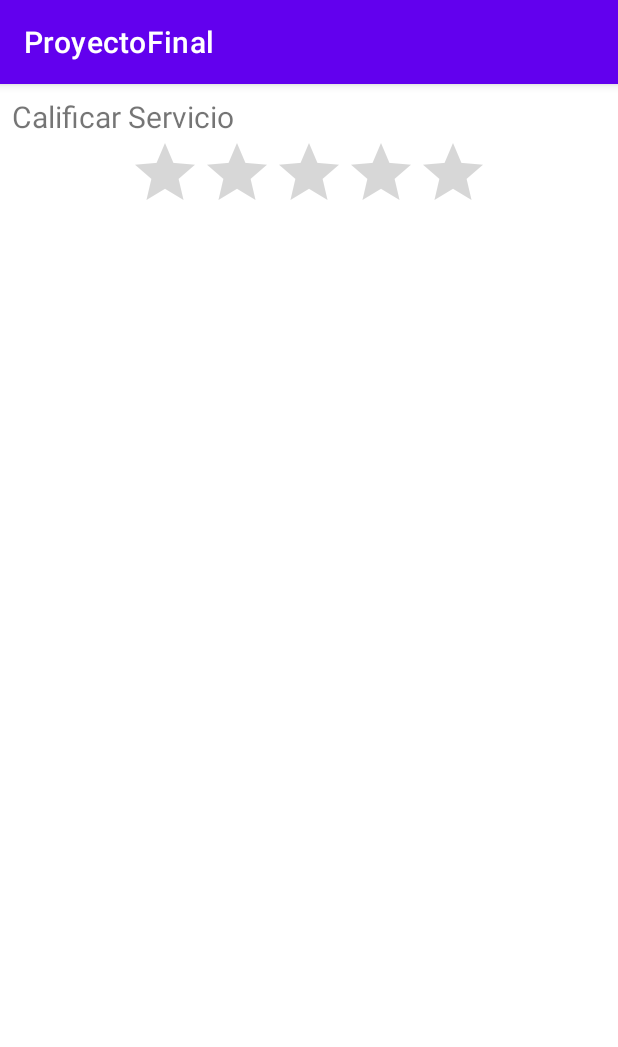
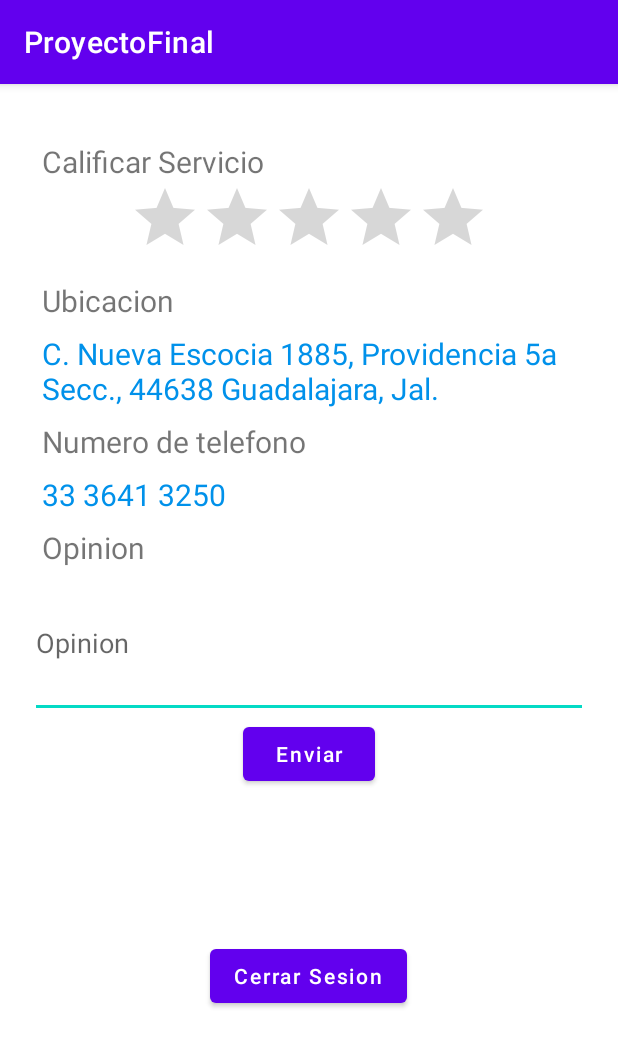
Before and after one commit to JuanPabloPR/Proyecto_Final_Movil-1, an Android app: the fragment NotificationsFragment shown on its own in the app's theme, on a phone screen of 412 x 824 dp. Shown: the top 1047 px of the screen. Run offline under Robolectric (Android 15) with nearby library versions, the phone set to English and light mode, and no system bars; 1 statement that could not run was skipped.

Commit message:
Cierre de sesion

```diff
--- a/app/src/main/java/com/example/proyectofinal/ui/notifications/NotificationsFragment.kt
+++ b/app/src/main/java/com/example/proyectofinal/ui/notifications/NotificationsFragment.kt
@@ -1,10 +1,17 @@
 package com.example.proyectofinal.ui.notifications
 
+import android.content.Context
+import android.content.Intent
 import android.os.Bundle
 import android.view.LayoutInflater
 import android.view.View
 import android.view.ViewGroup
+import android.widget.Button
+import android.widget.EditText
+import android.widget.RatingBar
 import android.widget.TextView
+import android.widget.Toast
+import com.example.proyectofinal.Login.InicioSesion
 import androidx.fragment.app.Fragment
 import androidx.lifecycle.ViewModelProvider
 import com.example.proyectofinal.databinding.FragmentNotificationsBinding
@@ -17,6 +24,12 @@ class NotificationsFragment : Fragment() {
     // onDestroyView.
     private val binding get() = _binding!!
 
+    //iniciar objetos del entorno visual
+    private lateinit var cerrarSesionButton: Button
+    private lateinit var ratingBar: RatingBar
+    private lateinit var opinionEditText: EditText
+    private lateinit var enviarButton: Button
+
     override fun onCreateView(
         inflater: LayoutInflater,
         container: ViewGroup?,
@@ -28,8 +41,38 @@ class NotificationsFragment : Fragment() {
         _binding = FragmentNotificationsBinding.inflate(inflater, container, false)
         val root: View = binding.root
 
+        //asignar objetos del entorno visual
+        cerrarSesionButton = binding.cerrarSesionButton
+        ratingBar = binding.ratingBar
+        opinionEditText = binding.opinionEditText
+        enviarButton = binding.enviarButton
+
+        cerrarSesionButton.setOnClickListener {cerrarSesion()}
+        enviarButton.setOnClickListener {enviarOpinion()}
 
         return root
+    }
+
+    private fun enviarOpinion() {
+        var rating = ratingBar.rating
+        var opinion = opinionEditText.text.toString()
+
+        ratingBar.rating = 0f
+        opinionEditText.text.clear()
+
+        Toast.makeText(requireContext(), "Gracias por tu opinion", Toast.LENGTH_SHORT).show()
+    }
+
+    private fun cerrarSesion() {
+
+        var sharedPreferences = requireContext().getSharedPreferences("usuarios", Context.MODE_PRIVATE)
+        var editor = sharedPreferences.edit()
+        editor.putBoolean("mantenerSesion", false)
+        editor.remove("usuario")
+        editor.apply()
+        var intent = Intent(requireContext(), InicioSesion::class.java)
+        startActivity(intent)
+        requireActivity().finish()
     }
 
     override fun onDestroyView() {
--- a/app/src/main/res/layout/fragment_notifications.xml
+++ b/app/src/main/res/layout/fragment_notifications.xml
@@ -14,10 +14,12 @@
         app:layout_constraintRight_toRightOf="parent"
         android:orientation="vertical"
         android:gravity="center"
+        android:layout_marginTop="30dp"
+        android:layout_marginLeft="20dp"
+        android:layout_marginRight="20dp"
         >
 
         <TextView
-            android:id="@+id/text_notifications"
             android:layout_width="match_parent"
             android:layout_height="wrap_content"
             android:layout_marginStart="8dp"
@@ -28,9 +30,86 @@
             />
 
         <RatingBar
+            android:id="@+id/ratingBar"
             android:layout_width="wrap_content"
             android:layout_height="wrap_content"
             android:numStars="5"
             />
+
+        <TextView
+            android:layout_width="match_parent"
+            android:layout_height="wrap_content"
+            android:layout_marginStart="8dp"
+            android:layout_marginTop="8dp"
+            android:layout_marginEnd="8dp"
+            android:textSize="20sp"
+            android:text="@string/ubicacion"
+            />
+
+        <TextView
+            android:layout_width="match_parent"
+            android:layout_height="wrap_content"
+            android:layout_marginStart="8dp"
+            android:layout_marginTop="8dp"
+            android:layout_marginEnd="8dp"
+            android:textSize="20sp"
+            android:text="@string/Direccion"
+            android:textColor="#0091EA"
+            />
+
+        <TextView
+            android:layout_width="match_parent"
+            android:layout_height="wrap_content"
+            android:layout_marginStart="8dp"
+            android:layout_marginTop="8dp"
+            android:layout_marginEnd="8dp"
+            android:textSize="20sp"
+            android:text="@string/numeroTelefono"
+            />
+
+        <TextView
+            android:layout_width="match_parent"
+            android:layout_height="wrap_content"
+            android:layout_marginStart="8dp"
+            android:layout_marginTop="8dp"
+            android:layout_marginEnd="8dp"
+            android:textSize="20sp"
+            android:text="@string/numero"
+            android:textColor="#0091EA"
+            />
+
+        <TextView
+            android:layout_width="match_parent"
+            android:layout_height="wrap_content"
+            android:layout_marginStart="8dp"
+            android:layout_marginTop="8dp"
+            android:layout_marginEnd="8dp"
+            android:textSize="20sp"
+            android:text="@string/opinion"
+            />
+
+        <EditText
+            android:id="@+id/opinionEditText"
+            android:layout_width="match_parent"
+            android:layout_height="100dp"
+            android:hint="@string/opinion"
+            />
+
+        <Button
+            android:id="@+id/enviarButton"
+            android:layout_width="wrap_content"
+            android:layout_height="wrap_content"
+            android:text="@string/Enviar"
+            android:textAllCaps="false"
+            />
+
+        <Button
+            android:id="@+id/cerrarSesionButton"
+            android:layout_width="wrap_content"
+            android:layout_height="wrap_content"
+            android:text="@string/CerrarSesion"
+            android:textAllCaps="false"
+            android:layout_marginTop="100dp"
+            />
     </LinearLayout>
 </androidx.constraintlayout.widget.ConstraintLayout>
--- a/app/src/main/res/values/strings.xml
+++ b/app/src/main/res/values/strings.xml
@@ -13,4 +13,10 @@
     <string name="confirmarContrasena">Confirmar Contraseña</string>
     <string name="numeroTelefono">Numero de telefono</string>
     <string name="calificarServicio">Calificar Servicio</string>
+    <string name="ubicacion">Ubicacion</string>
+    <string name="Direccion">C. Nueva Escocia 1885, Providencia 5a Secc., 44638 Guadalajara, Jal.</string>
+    <string name="numero">33 3641 3250</string>
+    <string name="opinion">Opinion</string>
+    <string name="CerrarSesion">Cerrar Sesion</string>
+    <string name="Enviar">Enviar</string>
 </resources>
```
